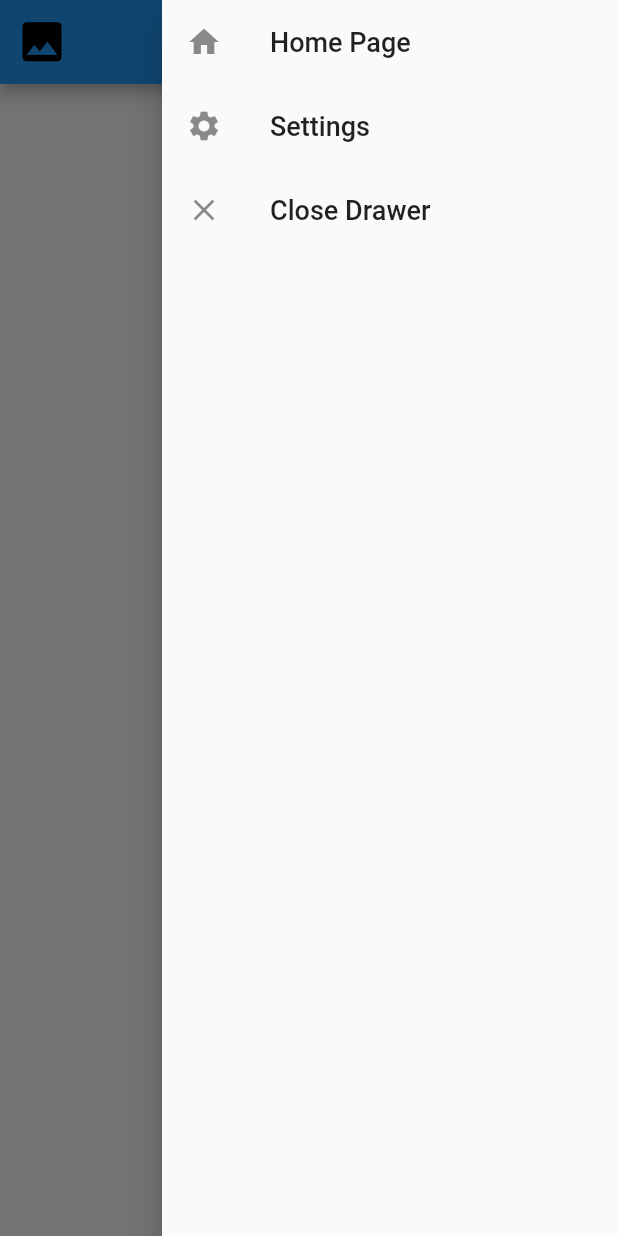
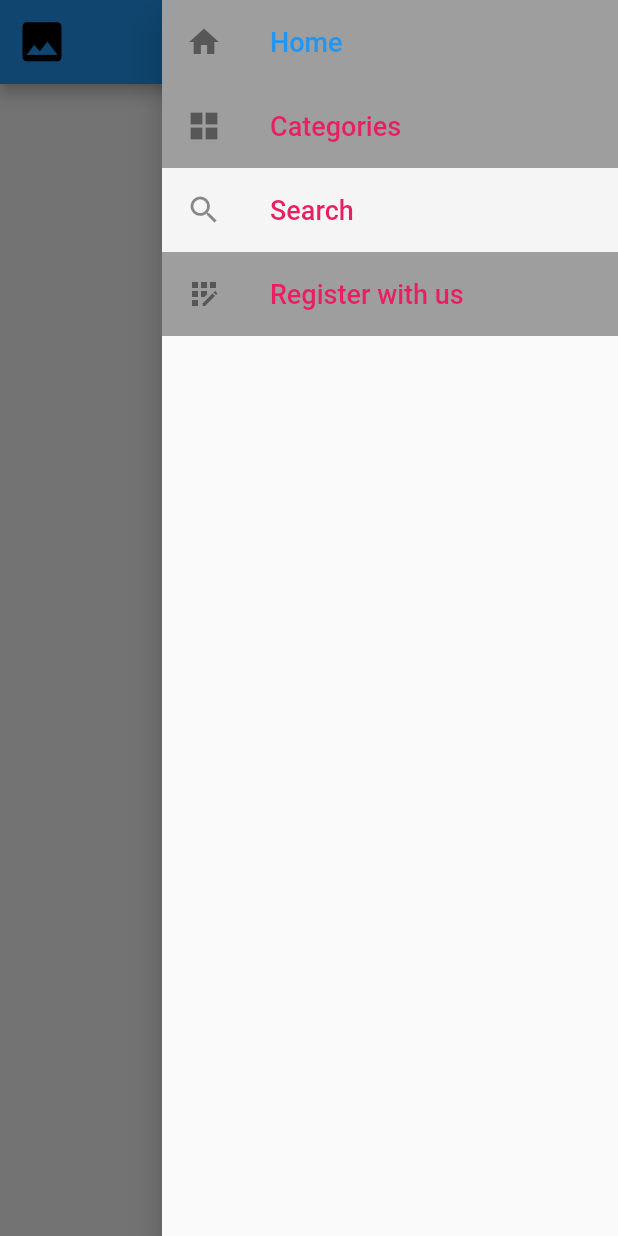
Before and after one commit to kashyapamipara/t4t, a Flutter app: the screen it shows after launch, in the side drawer, after a tap on the "list" icon, on a phone screen of 412 x 824 dp. Run offline on Flutter 3.47's test engine with Material 2 defaults, Android fonts, the phone set to English and light mode, and no system bars.

Commit message:
add bg color in list title and set icons

```diff
--- a/lib/screens/home_screen.dart
+++ b/lib/screens/home_screen.dart
@@ -7,6 +7,7 @@ class HomeScreen extends StatefulWidget {
 
 class _HomeScreenState extends State<HomeScreen> {
   final GlobalKey<ScaffoldState> _scaffoldKey = new GlobalKey<ScaffoldState>();
+  int index = 0;
   @override
   Widget build(BuildContext context) {
     return Scaffold(
@@ -28,32 +29,54 @@ class _HomeScreenState extends State<HomeScreen> {
         ],
       ),
       endDrawer: Drawer(
-
         elevation: 10.0,
         child: ListView(
           children: <Widget>[
             //Here you place your menu items
             ListTile(
+              tileColor: Colors.grey,
               leading: Icon(Icons.home),
-              title: Text('Home Page', style: TextStyle(fontSize: 18)),
+              title: Text('Home', style: TextStyle(fontSize: 18,color: index==0?Colors.blue:Colors.pink)),
+              focusColor: Colors.blue,
               onTap: () {
+                setState(() {
+                  index = 0;
+                });
                 // Here you can give your route to navigate
-
               },
             ),
 
             ListTile(
-              leading: Icon(Icons.settings),
-              title: Text('Settings', style: TextStyle(fontSize: 18)),
+              tileColor: Colors.grey,
+              leading: Icon(Icons.grid_view_sharp),
+              title: Text('Categories', style: TextStyle(fontSize: 18, color: index==1?Colors.blue:Colors.pink)),
               onTap: () {
+                setState(() {
+                  index = 1;
+                });
                 // Here you can give your route to navigate
-
               },
             ),
             ListTile(
-              leading: Icon(Icons.close),
-              title: Text('Close Drawer', style: TextStyle(fontSize: 18)),
+              tileColor: Colors.grey[100],
+              leading: Icon(Icons.search),
+              title: Text('Search', style: TextStyle(fontSize: 18,color: index==2?Colors.blue:Colors.pink)),
               onTap: () {
+                setState(() {
+                  index = 2;
+                });
+                // Here you can give your route to navigate
+                Navigator.of(context).pop();
+              },
+            ),
+            ListTile(
+              tileColor: Colors.grey,
+              leading: Icon(Icons.app_registration),
+              title: Text('Register with us', style: TextStyle(fontSize: 18,color: index==3?Colors.blue:Colors.pink)),
+              onTap: () {
+                setState(() {
+                  index = 3;
+                });
                 // Here you can give your route to navigate
                 Navigator.of(context).pop();
               },
@@ -61,7 +84,6 @@ class _HomeScreenState extends State<HomeScreen> {
           ],
         ),
       ),
-
       bottomNavigationBar: Container(
         height: 20,
         child: Center(
```
Also changed, not shown: pubspec.lock.
